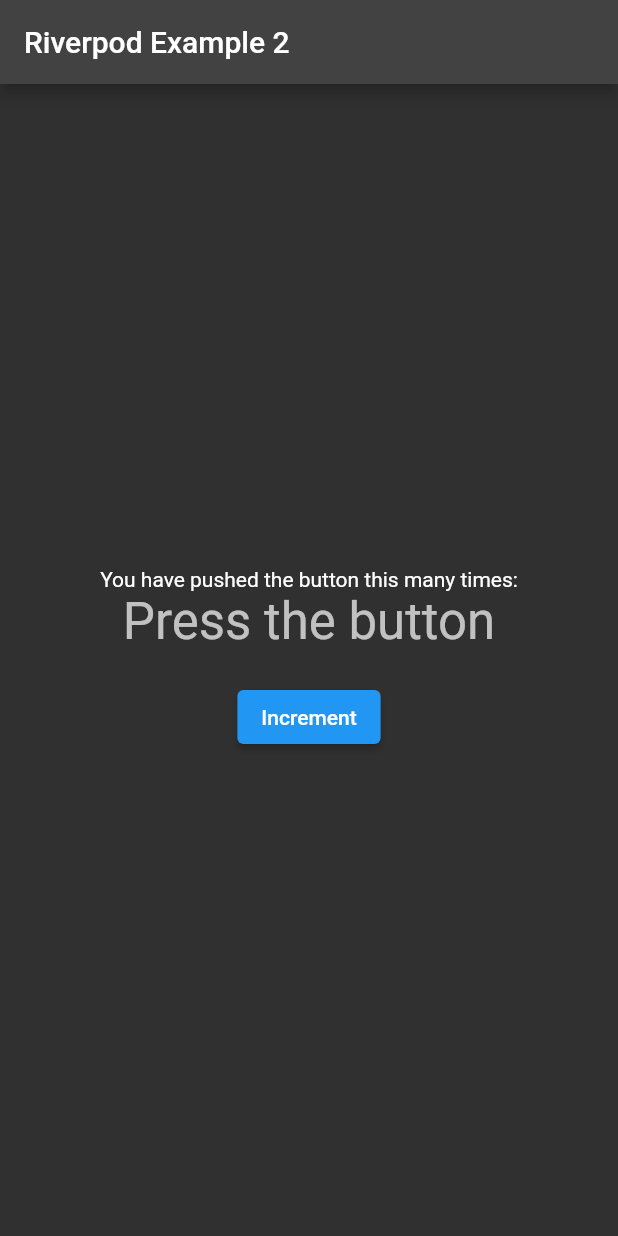
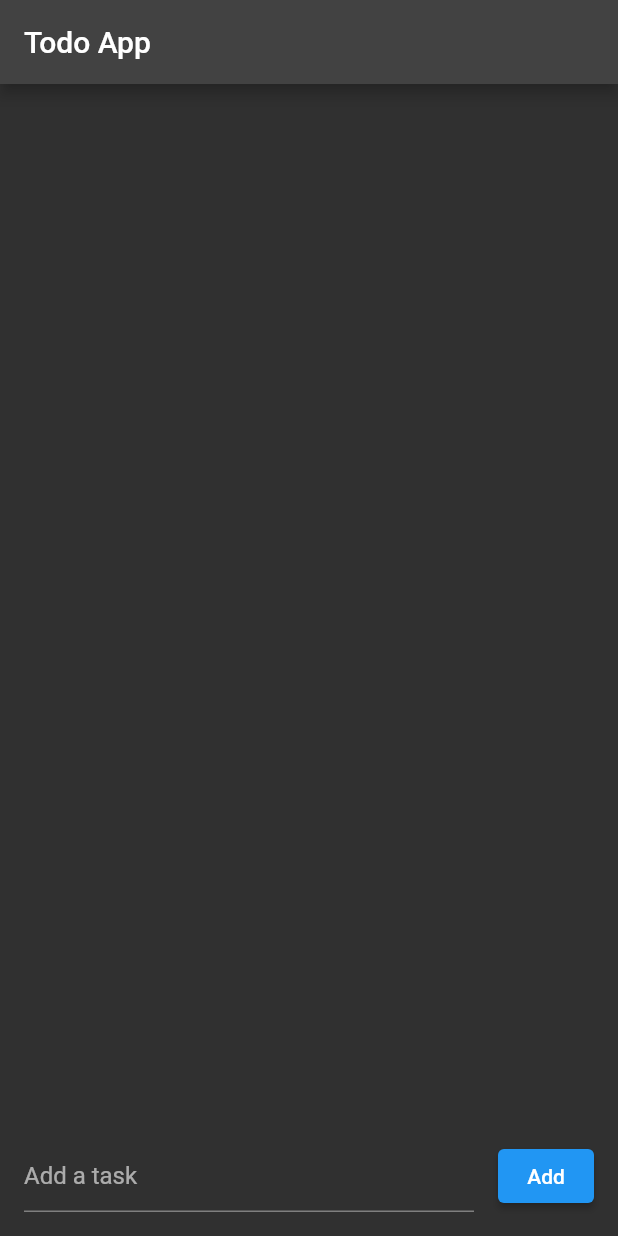
Before and after one commit to davidaodejobi/riverpod-sprint, a Flutter app: the screen it shows after launch, on a phone screen of 412 x 824 dp. Run offline on Flutter 3.47's test engine with Material 2 defaults, Android fonts, the phone set to English and light mode, and no system bars; our stand-ins replace hooks_riverpod.

Commit message:
feat: :sparkles: wrote a little example to practice the state notifier

```diff
--- a/lib/main.dart
+++ b/lib/main.dart
@@ -1,4 +1,4 @@
-import 'package:example1/examples/examples.dart';
+import 'package:example1/practices/practices.dart';
 import 'package:flutter/material.dart';
 import 'package:hooks_riverpod/hooks_riverpod.dart';
 
@@ -17,7 +17,7 @@ class Main extends StatelessWidget {
       darkTheme: ThemeData.dark(),
       themeMode: ThemeMode.dark,
       title: 'Riverpod Example 1',
-      home: const Example2(),
+      home: StateNotifierTodo(),
     );
   }
 }
--- /dev/null
+++ b/lib/practices/practices.dart
@@ -0,0 +1 @@
+export 'state_notifier_todo.dart';
--- /dev/null
+++ b/lib/practices/state_notifier_todo.dart
@@ -0,0 +1,119 @@
+import 'package:flutter/material.dart';
+import 'package:hooks_riverpod/hooks_riverpod.dart';
+
+class Todo {
+  final String title;
+
+  Todo({required this.title});
+}
+
+class TodoList extends StateNotifier<List<Todo>> {
+  TodoList() : super([]);
+
+  void add(String title) {
+    state = [...state, Todo(title: title)];
+  }
+
+  void remove(Todo todo) {
+    state = state.where((t) => t != todo).toList();
+  }
+}
+
+/// Todo is a simple class that represents a single
+/// todo item with a title property.
+
+/// TodoList is a StateNotifier that manages a list of Todo items.
+/// It provides two methods, add and remove, to add and
+/// remove Todo items from the list.
+
+final todoProvider = StateNotifierProvider<TodoList, List<Todo>?>(
+  (ref) => TodoList(),
+);
+
+/// StateNotifierTodo is a ConsumerWidget that displays the todo
+/// list and provides a form to add new items to the list.
+
+class StateNotifierTodo extends ConsumerWidget {
+  final _formKey = GlobalKey<FormState>();
+  final _textController = TextEditingController();
+
+  StateNotifierTodo({super.key});
+
+  @override
+  Widget build(BuildContext context, WidgetRef ref) {
+    return Scaffold(
+      appBar: AppBar(
+        title: const Text('Todo App'),
+      ),
+      body: Padding(
+        padding: const EdgeInsets.all(16.0),
+        child: Center(
+          child: Column(
+            mainAxisAlignment: MainAxisAlignment.center,
+            children: [
+              Consumer(builder: (context, ref, _) {
+                final todos = ref.watch(todoProvider);
+                return Expanded(
+                  child: ListView.builder(
+                    itemCount: todos!.length,
+                    itemBuilder: (context, index) {
+                      final todo = todos[index];
+                      return ListTile(
+                        title: Text(todo.title),
+                        trailing: IconButton(
+                          icon: const Icon(Icons.delete),
+                          onPressed: () {
+                            ref.read(todoProvider.notifier).remove(todo);
+                          },
+                        ),
+                      );
+                    },
+                  ),
+                );
+              }),
+              const SizedBox(
+                height: 16,
+              ),
+              Form(
+                key: _formKey,
+                child: Row(
+                  crossAxisAlignment: CrossAxisAlignment.start,
+                  children: [
+                    Expanded(
+                      child: TextFormField(
+                        controller: _textController,
+                        decoration: const InputDecoration(
+                          hintText: 'Add a task',
+                        ),
+                        validator: (value) {
+                          if (value == null || value.isEmpty) {
+                            return 'Please enter a task';
+                          }
+                          return null;
+                        },
+                      ),
+                    ),
+                    const SizedBox(
+                      width: 16,
+                    ),
+                    ElevatedButton(
+                      onPressed: () {
+                        if (_formKey.currentState!.validate()) {
+                          ref
+                              .read(todoProvider.notifier)
+                              .add(_textController.text);
+                          _textController.clear();
+                        }
+                      },
+                      child: const Text('Add'),
+                    ),
+                  ],
+                ),
+              ),
+            ],
+          ),
+        ),
+      ),
+    );
+  }
+}
```
